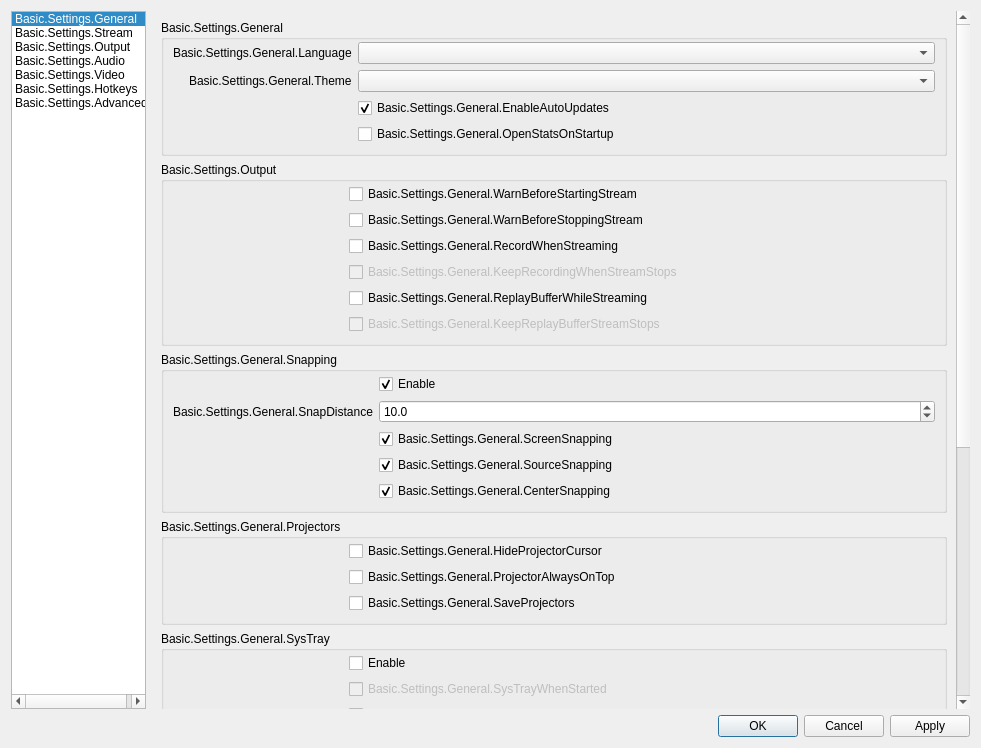
Old version of the form UI/forms/OBSBasicSettings.ui in the repository CoSMoSoftware/OBS-studio-webrtc.
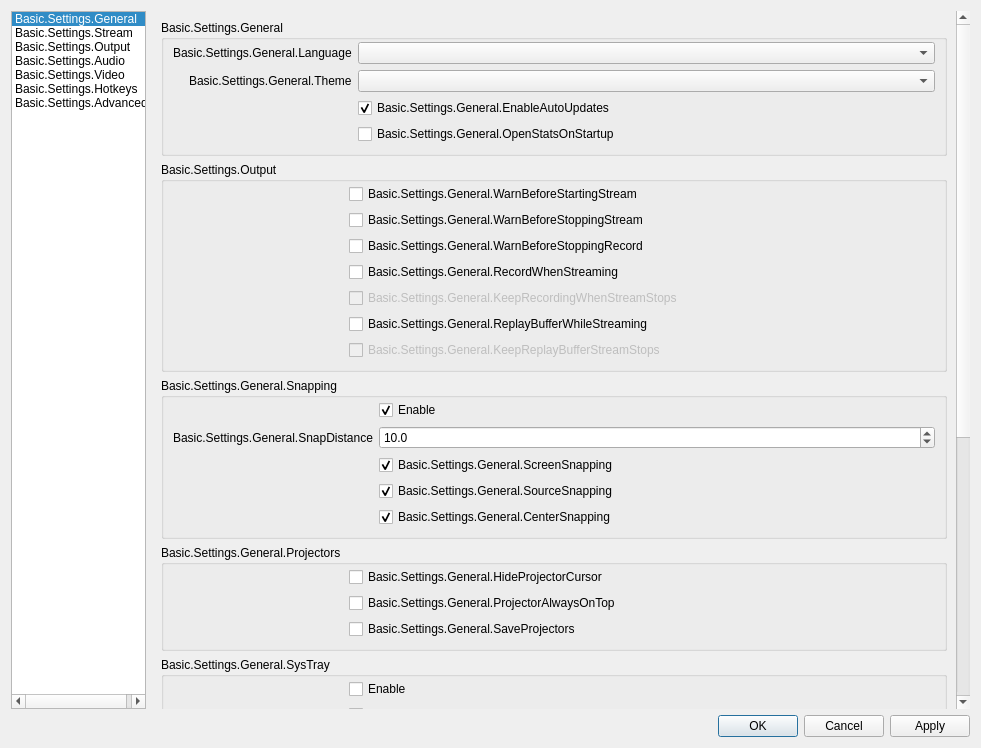
New version of the form. Icons and pictures are not drawn.

What changed in the file:
```diff
--- a/UI/forms/OBSBasicSettings.ui
+++ b/UI/forms/OBSBasicSettings.ui
@@ -291,13 +291,20 @@
                     </widget>
                    </item>
                    <item row="2" column="1">
+                    <widget class="QCheckBox" name="warnBeforeRecordStop">
+                     <property name="text">
+                      <string>Basic.Settings.General.WarnBeforeStoppingRecord</string>
+                     </property>
+                    </widget>
+                   </item>
+                   <item row="3" column="1">
                     <widget class="QCheckBox" name="recordWhenStreaming">
                      <property name="text">
                       <string>Basic.Settings.General.RecordWhenStreaming</string>
                      </property>
                     </widget>
                    </item>
-                   <item row="3" column="1">
+                   <item row="4" column="1">
                     <widget class="QCheckBox" name="keepRecordStreamStops">
                      <property name="enabled">
                       <bool>false</bool>
@@ -307,14 +314,14 @@
                      </property>
                     </widget>
                    </item>
-                   <item row="4" column="1">
+                   <item row="5" column="1">
                     <widget class="QCheckBox" name="replayWhileStreaming">
                      <property name="text">
                       <string>Basic.Settings.General.ReplayBufferWhileStreaming</string>
                      </property>
                     </widget>
                    </item>
-                   <item row="5" column="1">
+                   <item row="6" column="1">
                     <widget class="QCheckBox" name="keepReplayStreamStops">
                      <property name="enabled">
                       <bool>false</bool>
```
Left out of the diff: 1 changed line with no effect on the pictures.
